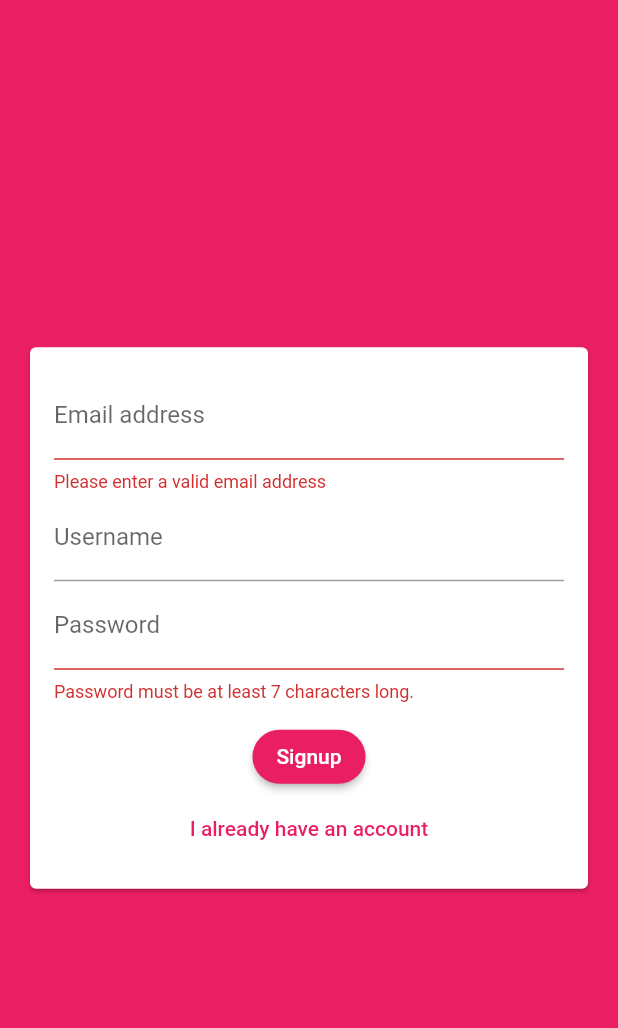
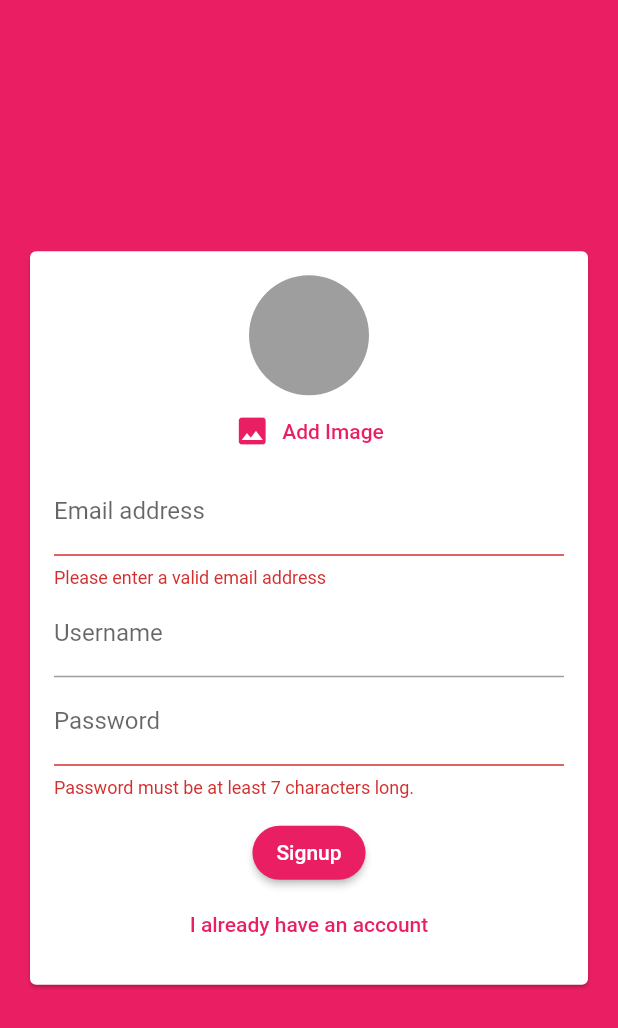
Before and after one commit to AbhishekSharma162000/building_a_chat_app, a Flutter app: the screen it shows after launch, after a tap on "Login", after a tap on "Create new account", on a phone screen of 412 x 824 dp. Shown: the top 1028 px of the screen. Run offline on Flutter 3.47's test engine with Material 2 defaults, Android fonts, the phone set to English and light mode, and no system bars; our stand-ins replace cloud_firestore, firebase_auth, firebase_core, image_picker; accounts and stored records are empty.

Commit message:
Adding an Image Picker

```diff
--- a/lib/widgets/auth/auth_form.dart
+++ b/lib/widgets/auth/auth_form.dart
@@ -1,3 +1,4 @@
+import 'package:building_a_chat_app/widgets/pickers/user_image_picker.dart';
 import 'package:flutter/material.dart';
 
 class AuthForm extends StatefulWidget {
@@ -43,6 +44,7 @@
             child: Column(
               mainAxisSize: MainAxisSize.min,
               children: [
+                if (!_isLogin) UserImagePicker(),
                 TextFormField(
                   key: const ValueKey('email'),
                   validator: (value) {
--- /dev/null
+++ b/lib/widgets/pickers/user_image_picker.dart
@@ -0,0 +1,45 @@
+import 'dart:io';
+
+import 'package:flutter/material.dart';
+import 'package:image_picker/image_picker.dart';
+
+class UserImagePicker extends StatefulWidget {
+  const UserImagePicker({Key? key}) : super(key: key);
+
+  @override
+  _UserImagePickerState createState() => _UserImagePickerState();
+}
+
+class _UserImagePickerState extends State<UserImagePicker> {
+  File? _pickedImage;
+
+  void _pickImage() async {
+    final picker = ImagePicker();
+    final pickedImageFile = await picker.pickImage(source: ImageSource.camera);
+    setState(() {
+      _pickedImage = File(pickedImageFile!.path);
+    });
+  }
+
+  @override
+  Widget build(BuildContext context) {
+    return Column(
+      children: [
+        CircleAvatar(
+          radius: 40,
+          backgroundColor: Colors.grey,
+          backgroundImage:
+              _pickedImage != null ? FileImage(_pickedImage!) : null,
+        ),
+        TextButton.icon(
+          style: TextButton.styleFrom(primary: Theme.of(context).primaryColor),
+          onPressed: _pickImage,
+          icon: const Icon(Icons.image),
+          label: const Text(
+            'Add Image',
+          ),
+        ),
+      ],
+    );
+  }
+}
--- a/pubspec.yaml
+++ b/pubspec.yaml
@@ -37,6 +37,7 @@
   cloud_firestore: ^2.5.4
   firebase_core: ^1.8.0
   firebase_auth: ^3.2.0
+  image_picker: ^0.8.4+4
 
 dev_dependencies:
   flutter_test:
```
Also changed, not shown: pubspec.lock, 1 other file.
